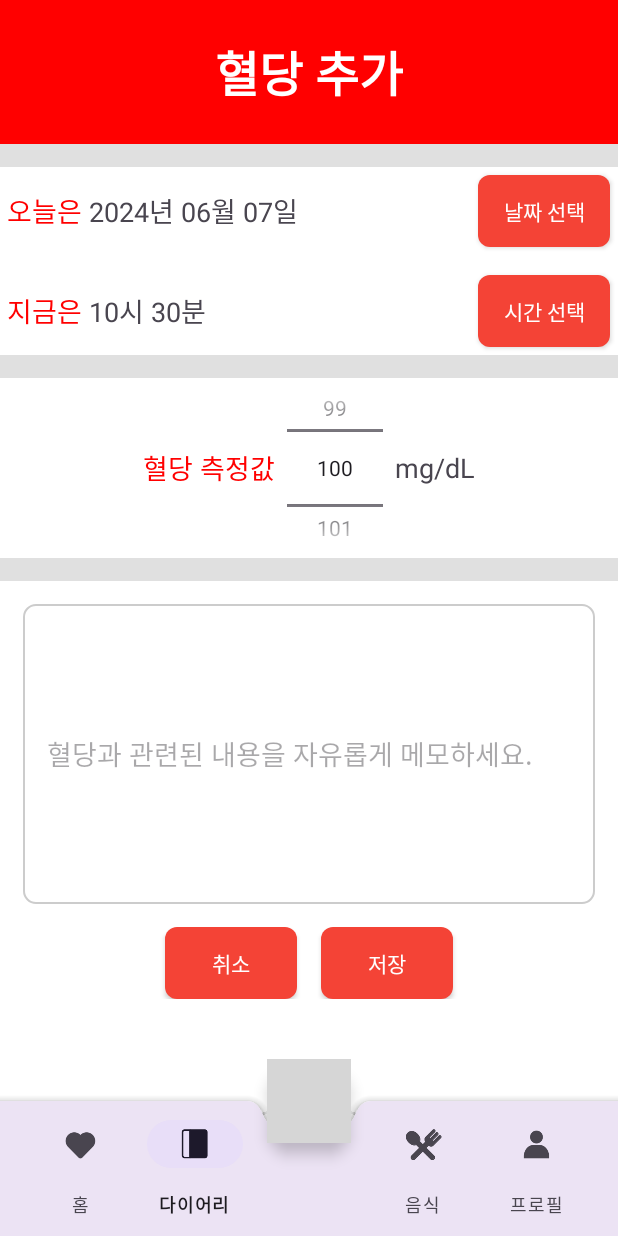
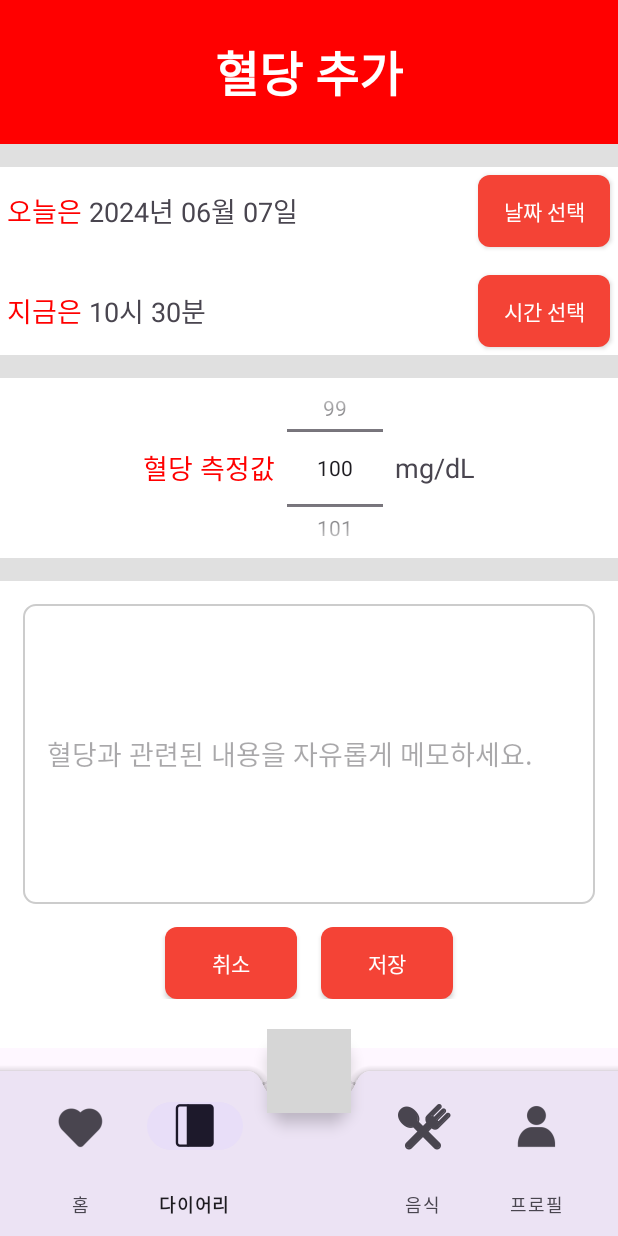
Before and after one commit to Kimyubin357/Diabetes_Management_App, an Android app: the screen it shows after launch once a user with an empty profile is signed in (MainActivity), item 2 of the bottom bar chosen, on a phone screen of 412 x 824 dp. Run offline under Robolectric (Android 15) with nearby library versions, the phone set to English and light mode, and no system bars; our stand-ins replace Firebase (no records; nobody signed in at launch, a user with empty details on screens opened directly); libraries missing offline, so code that uses them is left out: com.github.mikephil.charting, com.gun0912.tedpermission, org.pytorch, org.pytorch.torchvision; 3 statements that could not run were skipped; grey boxes are pictures that could not be loaded.

Commit message:
bottomnav_alarmicon_update

```diff
--- a/app/src/main/res/drawable/baseline_alarm_24.xml
+++ b/app/src/main/res/drawable/baseline_alarm_24.xml
@@ -1,4 +1,4 @@
-<vector xmlns:android="http://schemas.android.com/apk/res/android" android:height="32dp" android:tint="#000000" android:viewportHeight="32" android:viewportWidth="32" android:width="32dp">
+<vector xmlns:android="http://schemas.android.com/apk/res/android" android:height="64dp" android:tint="#000000" android:viewportHeight="24" android:viewportWidth="24" android:width="64dp">
 
     <path android:fillColor="@android:color/white" android:pathData="M22,5.72l-4.6,-3.86 -1.29,1.53 4.6,3.86L22,5.72zM7.88,3.39L6.6,1.86 2,5.71l1.29,1.53 4.59,-3.85zM12.5,8L11,8v6l4.75,2.85 0.75,-1.23 -4,-2.37L12.5,8zM12,4c-4.97,0 -9,4.03 -9,9s4.02,9 9,9c4.97,0 9,-4.03 9,-9s-4.03,-9 -9,-9zM12,20c-3.87,0 -7,-3.13 -7,-7s3.13,-7 7,-7 7,3.13 7,7 -3.13,7 -7,7z"/>
 
--- /dev/null
+++ b/app/src/main/res/drawable/rounded_button.xml
@@ -0,0 +1,6 @@
+<?xml version="1.0" encoding="utf-8"?>
+<shape xmlns:android="http://schemas.android.com/apk/res/android">
+    <solid android:color="@color/gray"/>
+    <corners android:radius="999dp"/>
+    <stroke android:width="2dp" android:color="@color/black"/>
+</shape>
--- a/app/src/main/res/layout/activity_main.xml
+++ b/app/src/main/res/layout/activity_main.xml
@@ -38,13 +38,13 @@
         <com.google.android.material.bottomnavigation.BottomNavigationView
             android:id="@+id/bottomNavigationView"
             android:layout_width="match_parent"
-            android:layout_height="90dp"
+            android:layout_height="110dp"
             android:layout_marginEnd="16dp"
             android:elevation="5dp"
             android:background="@android:color/transparent"
             app:itemBackground="@android:color/transparent"
             app:itemRippleColor="@android:color/transparent"
-            app:itemIconSize="34dp"
+            app:itemIconSize="50dp"
             app:itemTextAppearance="@style/BottomNavigationView.TextAppearance"
             app:labelVisibilityMode="labeled"
             app:menu="@menu/bottom_menu"/>
@@ -57,5 +57,7 @@
         android:src="@drawable/ic_add_white_24dp"
         android:clickable="true"
         android:backgroundTint="@color/red"
-        app:layout_anchor="@id/main_bottom_appBar" />
+        app:layout_anchor="@id/main_bottom_appBar"
+        app:fabSize="normal"
+        app:maxImageSize="40dp"/>
 </androidx.coordinatorlayout.widget.CoordinatorLayout>
--- a/app/src/main/res/layout/frag_hotel.xml
+++ b/app/src/main/res/layout/frag_hotel.xml
@@ -3,7 +3,7 @@
     xmlns:tools="http://schemas.android.com/tools"
     android:layout_width="match_parent"
     android:layout_height="match_parent"
-    android:layout_marginBottom="95dp"
+    android:layout_marginBottom="125dp"
     android:fillViewport="true"
     tools:context=".ModifyActivity">
 <LinearLayout xmlns:android="http://schemas.android.com/apk/res/android"
--- a/app/src/main/res/layout/frag_star.xml
+++ b/app/src/main/res/layout/frag_star.xml
@@ -1,4 +1,11 @@
 <?xml version="1.0" encoding="utf-8"?>
+<ScrollView xmlns:android="http://schemas.android.com/apk/res/android"
+    xmlns:tools="http://schemas.android.com/tools"
+    android:layout_width="match_parent"
+    android:layout_height="match_parent"
+    android:layout_marginBottom="125dp"
+    android:fillViewport="true"
+    tools:context=".ModifyActivity">
 <RelativeLayout xmlns:android="http://schemas.android.com/apk/res/android"
     android:layout_width="match_parent"
     android:layout_height="match_parent"
@@ -194,3 +201,4 @@
             android:layout_marginStart="16dp"/>
     </LinearLayout>
 </RelativeLayout>
+</ScrollView>
```
Also changed, not shown: app/src/main/res/layout/frag_home.xml (+7 -4 lines).
